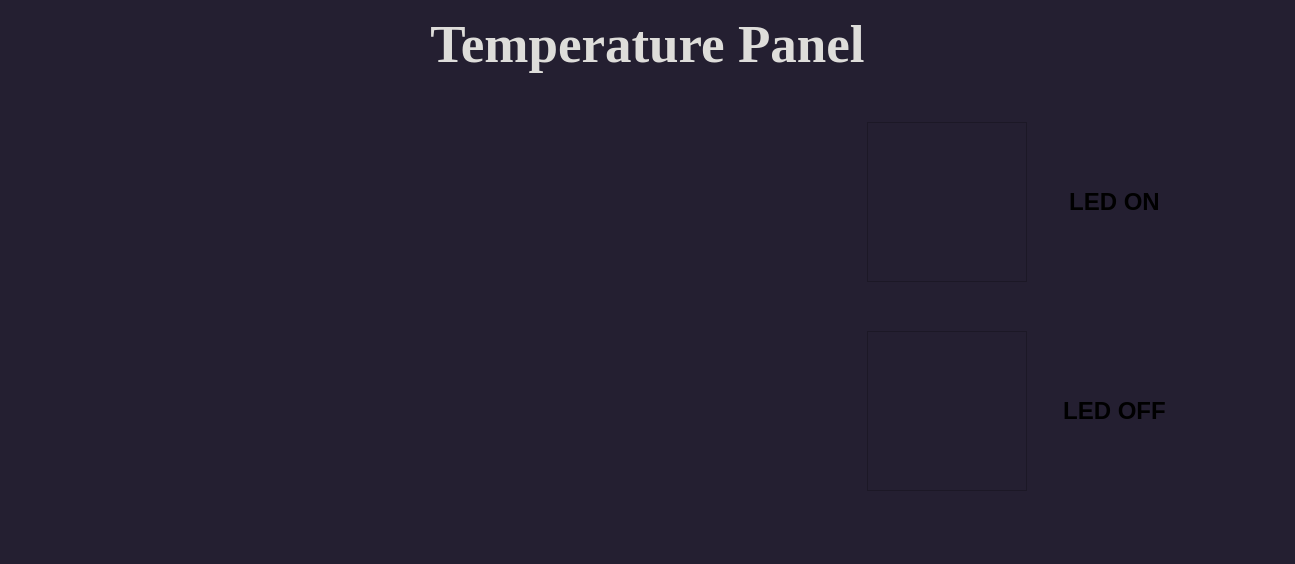
ItzEnigma/infotainment-system, file carStatus_App/carstatus_app.ui: the form before one commit.
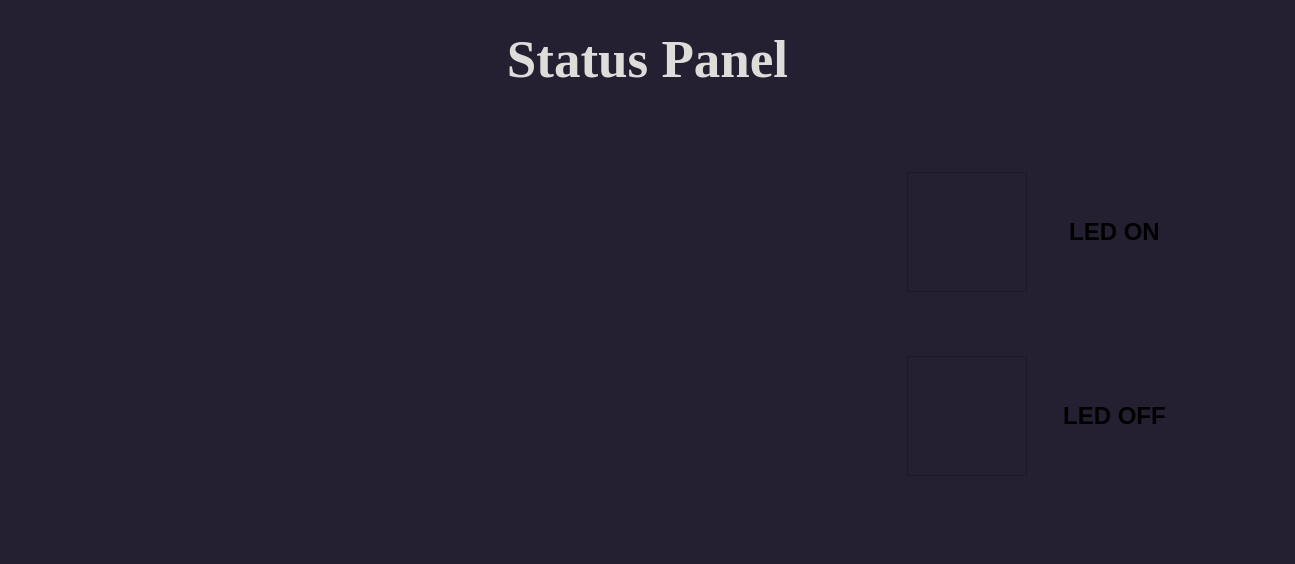
The form after the commit.

Patch:
```diff
--- a/carStatus_App/carstatus_app.ui
+++ b/carStatus_App/carstatus_app.ui
@@ -36,7 +36,6 @@
        <font>
         <family>Times New Roman</family>
         <pointsize>40</pointsize>
-        <weight>75</weight>
         <bold>true</bold>
        </font>
       </property>
@@ -44,11 +43,12 @@
        <string notr="true">font-family: Times New Roman;
 font-weight:bold;
 color: rgb(222, 221, 218);
-margin-top:5px;
+margin-top:20px;
+margin-bottom:20px;
 </string>
       </property>
       <property name="text">
-       <string>Temperature Panel</string>
+       <string>Status Panel</string>
       </property>
       <property name="alignment">
        <set>Qt::AlignCenter</set>
@@ -59,38 +59,6 @@
      <layout class="QHBoxLayout" name="horizontalLayout">
       <item>
        <layout class="QGridLayout" name="gridLayout">
-        <item row="2" column="2">
-         <spacer name="horizontalSpacer_2">
-          <property name="orientation">
-           <enum>Qt::Horizontal</enum>
-          </property>
-          <property name="sizeType">
-           <enum>QSizePolicy::Fixed</enum>
-          </property>
-          <property name="sizeHint" stdset="0">
-           <size>
-            <width>60</width>
-            <height>20</height>
-           </size>
-          </property>
-         </spacer>
-        </item>
-        <item row="3" column="3">
-         <spacer name="verticalSpacer_2">
-          <property name="orientation">
-           <enum>Qt::Vertical</enum>
-          </property>
-          <property name="sizeType">
-           <enum>QSizePolicy::Expanding</enum>
-          </property>
-          <property name="sizeHint" stdset="0">
-           <size>
-            <width>20</width>
-            <height>80</height>
-           </size>
-          </property>
-         </spacer>
-        </item>
         <item row="2" column="0">
          <spacer name="horizontalSpacer">
           <property name="orientation">
@@ -117,7 +85,7 @@
           </property>
           <property name="sizeHint" stdset="0">
            <size>
-            <width>40</width>
+            <width>10</width>
             <height>120</height>
            </size>
           </property>
@@ -162,7 +130,6 @@
           <property name="font">
            <font>
             <pointsize>24</pointsize>
-            <weight>75</weight>
             <bold>true</bold>
            </font>
           </property>
@@ -177,6 +144,38 @@
           </property>
          </widget>
         </item>
+        <item row="2" column="2">
+         <spacer name="horizontalSpacer_2">
+          <property name="orientation">
+           <enum>Qt::Horizontal</enum>
+          </property>
+          <property name="sizeType">
+           <enum>QSizePolicy::Fixed</enum>
+          </property>
+          <property name="sizeHint" stdset="0">
+           <size>
+            <width>5</width>
+            <height>20</height>
+           </size>
+          </property>
+         </spacer>
+        </item>
+        <item row="3" column="3">
+         <spacer name="verticalSpacer_2">
+          <property name="orientation">
+           <enum>Qt::Vertical</enum>
+          </property>
+          <property name="sizeType">
+           <enum>QSizePolicy::Expanding</enum>
+          </property>
+          <property name="sizeHint" stdset="0">
+           <size>
+            <width>10</width>
+            <height>80</height>
+           </size>
+          </property>
+         </spacer>
+        </item>
         <item row="2" column="1">
          <widget class="QFrame" name="temp_frame">
           <property name="sizePolicy">
@@ -241,8 +240,8 @@
            <widget class="QFrame" name="red_led_frame">
             <property name="minimumSize">
              <size>
-              <width>160</width>
-              <height>160</height>
+              <width>120</width>
+              <height>120</height>
              </size>
             </property>
             <property name="frameShape">
@@ -280,7 +279,6 @@
             <property name="font">
              <font>
               <pointsize>18</pointsize>
-              <weight>75</weight>
               <bold>true</bold>
              </font>
             </property>
@@ -313,8 +311,8 @@
            <widget class="QFrame" name="blue_led_frame">
             <property name="minimumSize">
              <size>
-              <width>160</width>
-              <height>160</height>
+              <width>120</width>
+              <height>120</height>
              </size>
             </property>
             <property name="frameShape">
@@ -352,7 +350,6 @@
             <property name="font">
              <font>
               <pointsize>18</pointsize>
-              <weight>75</weight>
               <bold>true</bold>
              </font>
             </property>
```
Left out of the diff: 32 changed lines with no effect on the pictures.
